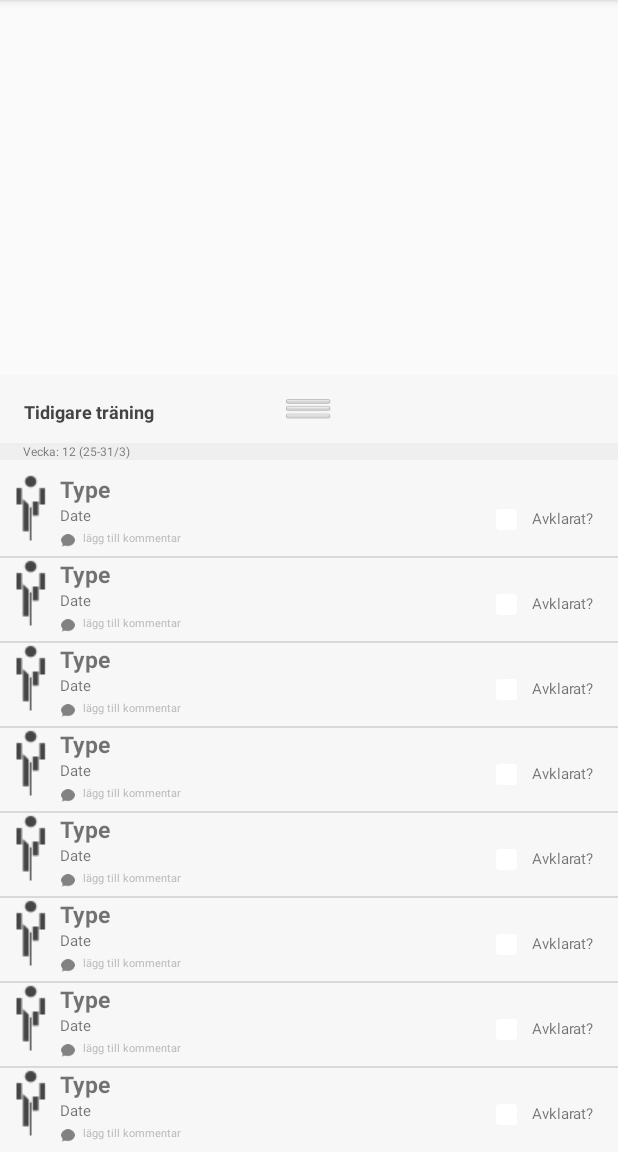
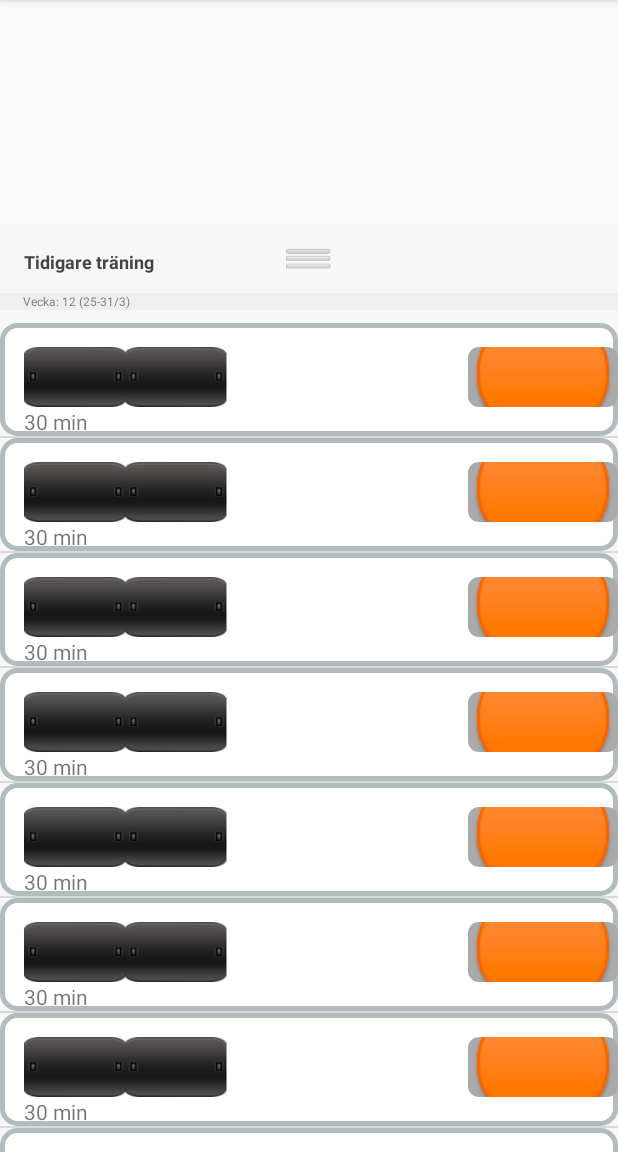
Before and after one commit to maxkernw/Sats, an Android app: the screen it shows after launch (MainActivity), on a phone screen of 412 x 824 dp, the part 84-1236 px from its top. Run offline under Robolectric (Android 15) with nearby library versions, the light colour scheme and no system bars.

Commit message:
design for booking

```diff
--- a/Sats/app/src/main/java/sats/android/piedpiper/se/sats/TestAdapter.java
+++ b/Sats/app/src/main/java/sats/android/piedpiper/se/sats/TestAdapter.java
@@ -5,7 +5,6 @@ import android.view.LayoutInflater;
 import android.view.View;
 import android.view.ViewGroup;
 import android.widget.BaseAdapter;
-import android.widget.TextView;
 
 public class TestAdapter extends BaseAdapter
 {
@@ -43,7 +42,7 @@ public class TestAdapter extends BaseAdapter
     {
         View vi = convertView;
         if (vi == null)
-            vi = inflater.inflate(R.layout.list_items, null);
+            vi = inflater.inflate(R.layout.booked_activity, null);
 
         return vi;
     }
--- /dev/null
+++ b/Sats/app/src/main/res/drawable/booking_layout_bg.xml
@@ -0,0 +1,7 @@
+<?xml version="1.0" encoding="UTF-8"?>
+<shape xmlns:android="http://schemas.android.com/apk/res/android">
+    <solid android:color="#FFFFFF"/>
+    <stroke android:width="3dip" android:color="#B1BCBE" />
+    <corners android:radius="10dip"/>
+    <padding android:left="0dip" android:top="0dip" android:right="0dip" android:bottom="0dip" />
+</shape>
--- /dev/null
+++ b/Sats/app/src/main/res/drawable/mytraining_details_round_button.xml
@@ -0,0 +1,29 @@
+<?xml version="1.0" encoding="utf-8"?>
+<selector xmlns:android="http://schemas.android.com/apk/res/android">
+    <item android:state_pressed="true" >
+        <shape android:shape="rectangle">
+           <corners
+                android:radius="7dp" />
+            <padding
+                android:left="7dp"
+                android:top="7dp"
+                android:right="7dp"
+                android:bottom="7dp" />
+            <solid
+                android:color="#CCC"/>
+        </shape>
+    </item>
+    <item>
+        <shape android:shape="rectangle">
+ 			<solid
+ 			    android:color="#AAA" />
+            <corners
+                android:radius="7dp" />
+            <padding
+                android:left="7dp"
+                android:top="7dp"
+                android:right="7dp"
+                android:bottom="7dp" />
+        </shape>
+    </item>
+</selector>
--- /dev/null
+++ b/Sats/app/src/main/res/layout/booked_activity.xml
@@ -0,0 +1,36 @@
+<?xml version="1.0" encoding="UTF-8"?>
+<RelativeLayout xmlns:android="http://schemas.android.com/apk/res/android"
+                android:layout_width="wrap_content"
+                android:layout_height="wrap_content"
+                android:background="@drawable/booking_layout_bg"
+                android:layout_marginLeft="@dimen/activity_horizontal_margin"
+                android:layout_marginRight="@dimen/activity_horizontal_margin">
+
+
+    <ImageButton
+        android:layout_marginTop="@dimen/activity_vertical_margin"
+        android:id="@+id/clock"
+        android:layout_width="wrap_content"
+        android:layout_height="40dp"
+        android:layout_marginLeft="@dimen/activity_horizontal_margin"
+        android:background="@drawable/clock_background2"/>
+
+    <TextView
+        android:layout_marginLeft="@dimen/activity_horizontal_margin"
+        android:layout_width="wrap_content"
+        android:layout_height="wrap_content"
+        android:layout_below="@id/clock"
+        android:text="30 min"/>
+
+    <ImageButton
+
+        android:layout_width="100dp"
+        android:layout_height="50dp"
+        android:src="@drawable/big_orange_button_normal"
+        android:background="@drawable/mytraining_details_round_button"
+        android:layout_alignParentRight="true"
+        android:layout_alignBottom="@+id/clock"
+        android:layout_alignTop="@+id/clock"/>
+
+
+</RelativeLayout>
--- a/Sats/app/src/main/res/layout/list_items.xml
+++ b/Sats/app/src/main/res/layout/list_items.xml
@@ -64,6 +64,7 @@
         android:textSize="10dp"
         />
     <CheckBox
+        android:onClick="ActivityCompleted"
         android:layout_width="wrap_content"
         android:layout_height="wrap_content"
         android:button="@drawable/checkbox_selector"
--- a/Sats/app/src/main/res/layout/min_traning.xml
+++ b/Sats/app/src/main/res/layout/min_traning.xml
@@ -14,13 +14,17 @@
     </FrameLayout>
 
     <RelativeLayout
+
         android:id="@+id/minträning"
-        android:layout_width="fill_parent"
-        android:layout_height="fill_parent"
+        android:layout_width="match_parent"
+        android:layout_height="match_parent"
         android:background="#f7f7f7"
-        android:layout_below="@+id/graph">
+
+        android:onClick="expand"
+        android:layout_marginTop="150dp">
 
         <ImageButton
+
             android:id="@+id/drag_button"
             android:layout_width="30dp"
             android:layout_height="13dp"
@@ -52,6 +56,7 @@
             android:textSize="12dp"/>
 
         <ListView
+
             android:layout_below="@+id/drag_button"
             android:layout_width="fill_parent"
             android:id="@+id/listan"
```
Also changed, not shown: Sats/app/src/main/java/sats/android/piedpiper/se/sats/MainActivity.java (+81 -2 lines), Sats/app/src/main/res/drawable/big_orange_button_normal.png (added), Sats/app/src/main/res/drawable/clock_background.png (added), Sats/app/src/main/res/drawable/clock_background2.png (added), Sats/app/src/main/res/drawable/clock_front.9.png (added), Sats/app/src/main/res/drawable/ic_clock_background.9.png (added), Sats/app/src/main/res/drawable/small_orange_button_normal.png (added).
